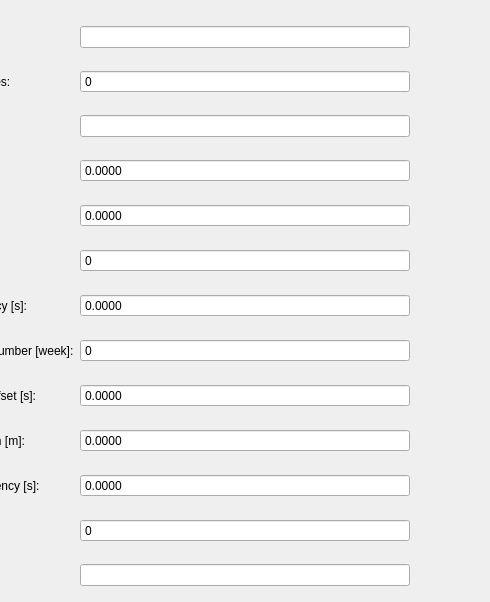
This is src/lib/visualization/PrimaryGPSControl.ui in jmaye/libposlv as Qt 5 draws it before an edit; both pictures show x 111 to 601 and y 0 to 602 of the 930 by 800 pixel window. The edited form follows.
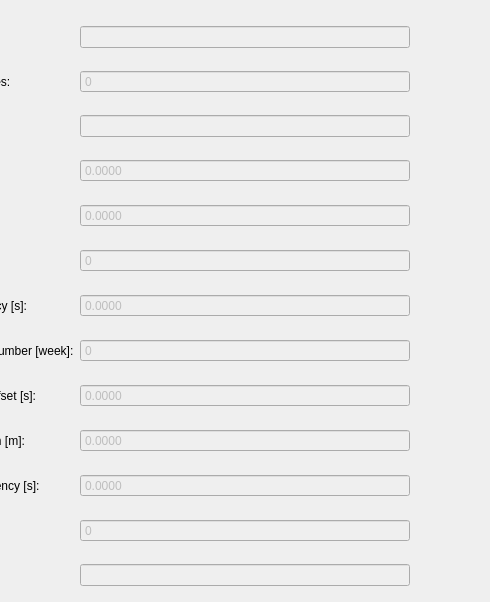
This is the edited form.

The edit to the form file:
```diff
--- a/src/lib/visualization/PrimaryGPSControl.ui
+++ b/src/lib/visualization/PrimaryGPSControl.ui
@@ -39,6 +39,9 @@
     </item>
     <item row="1" column="1">
      <widget class="QSpinBox" name="satPrimGPSSpinBox">
+      <property name="enabled">
+       <bool>false</bool>
+      </property>
       <property name="readOnly">
        <bool>true</bool>
       </property>
@@ -66,6 +69,9 @@
     </item>
     <item row="9" column="1">
      <widget class="QDoubleSpinBox" name="geoidalPrimGPSSpinBox">
+      <property name="enabled">
+       <bool>false</bool>
+      </property>
       <property name="readOnly">
        <bool>true</bool>
       </property>
@@ -99,6 +105,9 @@
     </item>
     <item row="3" column="1">
      <widget class="QDoubleSpinBox" name="hdopSpinBox">
+      <property name="enabled">
+       <bool>false</bool>
+      </property>
       <property name="readOnly">
        <bool>true</bool>
       </property>
@@ -125,6 +134,9 @@
     </item>
     <item row="4" column="1">
      <widget class="QDoubleSpinBox" name="vdopSpinBox">
+      <property name="enabled">
+       <bool>false</bool>
+      </property>
       <property name="readOnly">
        <bool>true</bool>
       </property>
@@ -151,6 +163,9 @@
     </item>
     <item row="6" column="1">
      <widget class="QDoubleSpinBox" name="corrLatencySpinBox">
+      <property name="enabled">
+       <bool>false</bool>
+      </property>
       <property name="readOnly">
        <bool>true</bool>
       </property>
@@ -177,6 +192,9 @@
     </item>
     <item row="7" column="1">
      <widget class="QSpinBox" name="weekSpinBox">
+      <property name="enabled">
+       <bool>false</bool>
+      </property>
       <property name="readOnly">
        <bool>true</bool>
       </property>
@@ -194,6 +212,9 @@
     </item>
     <item row="8" column="1">
      <widget class="QDoubleSpinBox" name="offsetSpinBox">
+      <property name="enabled">
+       <bool>false</bool>
+      </property>
       <property name="readOnly">
        <bool>true</bool>
       </property>
@@ -220,6 +241,9 @@
     </item>
     <item row="11" column="1">
      <widget class="QSpinBox" name="ppsSpinBox">
+      <property name="enabled">
+       <bool>false</bool>
+      </property>
       <property name="readOnly">
        <bool>true</bool>
       </property>
@@ -243,6 +267,9 @@
     </item>
     <item row="5" column="1">
      <widget class="QSpinBox" name="dgpsIDSpinBox">
+      <property name="enabled">
+       <bool>false</bool>
+      </property>
       <property name="readOnly">
        <bool>true</bool>
       </property>
@@ -266,6 +293,9 @@
     </item>
     <item row="10" column="1">
      <widget class="QDoubleSpinBox" name="navLatencySpinBox">
+      <property name="enabled">
+       <bool>false</bool>
+      </property>
       <property name="readOnly">
        <bool>true</bool>
       </property>
@@ -285,6 +315,9 @@
     </item>
     <item row="0" column="1">
      <widget class="QLineEdit" name="navPrimGPSText">
+      <property name="enabled">
+       <bool>false</bool>
+      </property>
       <property name="readOnly">
        <bool>true</bool>
       </property>
@@ -292,6 +325,9 @@
     </item>
     <item row="2" column="1">
      <widget class="QLineEdit" name="primGPSTypeText">
+      <property name="enabled">
+       <bool>false</bool>
+      </property>
       <property name="readOnly">
        <bool>true</bool>
       </property>
@@ -299,6 +335,9 @@
     </item>
     <item row="12" column="1">
      <widget class="QLineEdit" name="timeStatusText">
+      <property name="enabled">
+       <bool>false</bool>
+      </property>
       <property name="readOnly">
        <bool>true</bool>
       </property>
```
